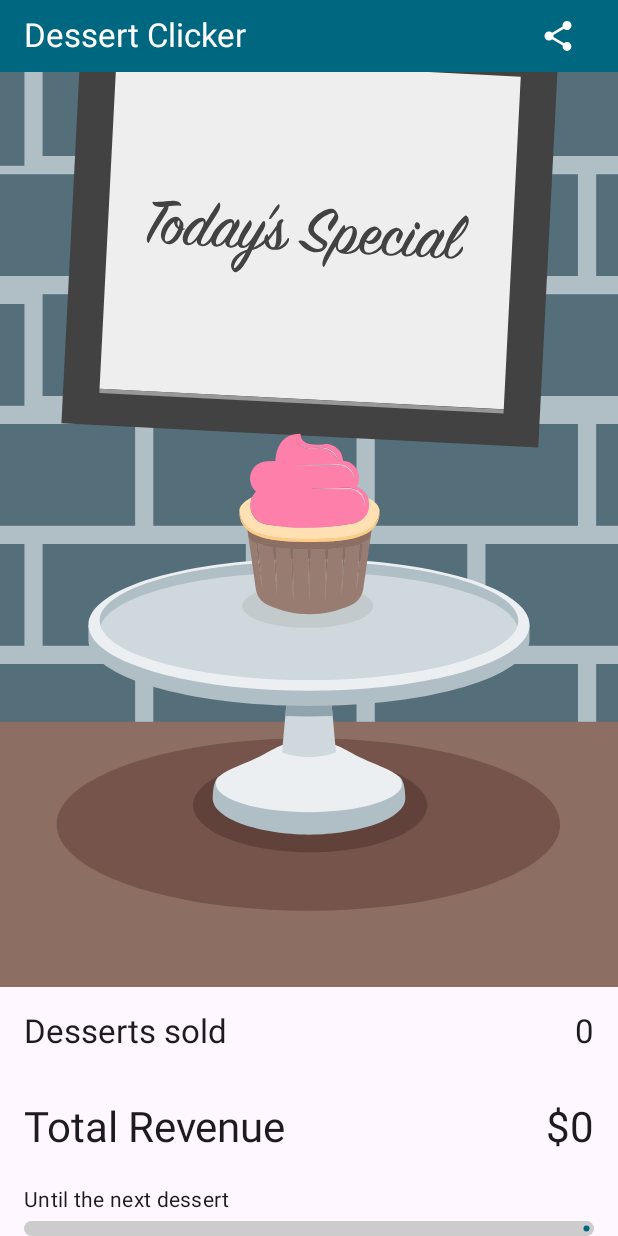
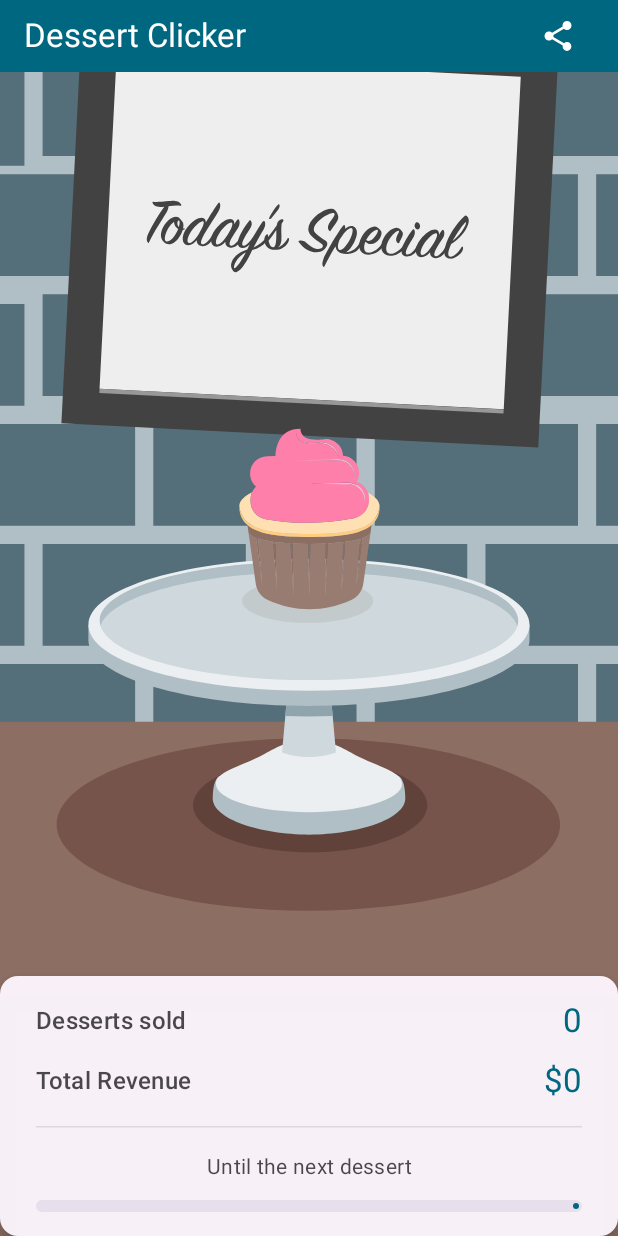
Before and after one commit to ChristielBel/dessert-clicker, an Android app built with Jetpack Compose: the screen it shows after launch (MainActivity), on a phone screen of 412 x 824 dp. Run offline under Robolectric (Android 15) with nearby library versions, the phone set to English and light mode, and no system bars.

Commit message:
fix animation and design

```diff
--- a/app/src/main/java/com/example/dessert_clicker/MainActivity.kt
+++ b/app/src/main/java/com/example/dessert_clicker/MainActivity.kt
@@ -26,11 +26,13 @@ import androidx.compose.foundation.layout.statusBarsPadding
 import androidx.compose.foundation.layout.width
 import androidx.compose.material.icons.Icons
 import androidx.compose.material.icons.filled.Share
+import androidx.compose.material3.HorizontalDivider
 import androidx.compose.material3.Icon
 import androidx.compose.material3.IconButton
 import androidx.compose.material3.LinearProgressIndicator
 import androidx.compose.material3.MaterialTheme
 import androidx.compose.material3.Scaffold
+import androidx.compose.material3.Surface
 import androidx.compose.material3.Text
 import androidx.compose.runtime.Composable
 import androidx.compose.runtime.collectAsState
@@ -41,7 +43,6 @@ import androidx.compose.runtime.setValue
 import androidx.compose.ui.Alignment
 import androidx.compose.ui.Modifier
 import androidx.compose.ui.draw.scale
-import androidx.compose.ui.graphics.Color
 import androidx.compose.ui.graphics.StrokeCap
 import androidx.compose.ui.layout.ContentScale
 import androidx.compose.ui.platform.LocalContext
@@ -207,15 +208,11 @@ fun DessertClickerScreen(
     onDessertClicked: () -> Unit,
     modifier: Modifier = Modifier
 ) {
-    var isClicked by remember { mutableStateOf(false) }
-
+    var isAnimating by remember { mutableStateOf(false) }
     val scale by animateFloatAsState(
-        targetValue = if (isClicked) 1.2f else 1f,
-        animationSpec = tween(durationMillis = 200),
-        finishedListener = {
-            isClicked = false
-            onDessertClicked()
-        }
+        targetValue = if (isAnimating) 0.9f else 1f,
+        animationSpec = tween(durationMillis = 100),
+        finishedListener = { isAnimating = false }
     )
 
     Box(modifier = modifier) {
@@ -239,10 +236,13 @@ fun DessertClickerScreen(
                         .align(Alignment.Center)
                         .scale(scale)
                         .clickable(
-                            indication = null,
-                            interactionSource = remember { MutableInteractionSource() }
+                            interactionSource = remember { MutableInteractionSource() },
+                            indication = null
                         ) {
-                            isClicked = true
+                            if (!isAnimating) {
+                                isAnimating = true
+                                onDessertClicked()
+                            }
                         },
                     contentScale = ContentScale.Crop,
                 )
@@ -270,35 +270,82 @@ private fun TransactionInfo(
     val progress = if (nextDessertStart == currentDessertStart) {
         1f
     } else {
-        (dessertsSold - currentDessertStart).toFloat() /
-                (nextDessertStart - currentDessertStart).toFloat()
+        (dessertsSold - currentDessertStart).toFloat() / (nextDessertStart - currentDessertStart)
     }
 
-    Column(
-        modifier = modifier
-            .background(MaterialTheme.colorScheme.surface)
-    ) {
-        DessertsSoldInfo(dessertsSold)
-        RevenueInfo(revenue)
-
-        Text(
-            text = "Until the next dessert",
-            style = MaterialTheme.typography.bodyMedium,
-            modifier = Modifier.padding(horizontal = 16.dp, vertical = 4.dp)
-        )
     val animatedProgress by animateFloatAsState(
         targetValue = progress.coerceIn(0f, 1f),
         animationSpec = tween(durationMillis = 500)
     )
+
+    Surface(
+        modifier = modifier,
+        color = MaterialTheme.colorScheme.surface.copy(alpha = 0.95f),
+        shape = MaterialTheme.shapes.medium,
+        shadowElevation = 8.dp
+    ) {
+        Column(
+            modifier = Modifier
+                .padding(horizontal = 24.dp, vertical = 16.dp),
+            verticalArrangement = Arrangement.spacedBy(12.dp)
+        ) {
+            StatItem(
+                label = stringResource(R.string.dessert_sold),
+                value = dessertsSold.toString()
+            )
+
+            StatItem(
+                label = stringResource(R.string.total_revenue),
+                value = "$$revenue"
+            )
+
+            HorizontalDivider(
+                modifier = Modifier.padding(vertical = 4.dp),
+                color = MaterialTheme.colorScheme.outline.copy(alpha = 0.2f)
+            )
+
+            Text(
+                text = stringResource(R.string.until_next_dessert),
+                style = MaterialTheme.typography.bodyMedium,
+                color = MaterialTheme.colorScheme.onSurface.copy(alpha = 0.8f),
+                modifier = Modifier.fillMaxWidth(),
+                textAlign = TextAlign.Center
+            )
+
             LinearProgressIndicator(
-            progress = { animatedProgress },
+                progress = { progress.coerceIn(0f, 1f) },
                 modifier = Modifier
                     .fillMaxWidth()
-                .height(10.dp)
-                .padding(horizontal = 16.dp),
+                    .height(8.dp),
                 color = MaterialTheme.colorScheme.primary,
-            trackColor = Color.LightGray,
+                trackColor = MaterialTheme.colorScheme.surfaceVariant,
                 strokeCap = StrokeCap.Round
+            )
+        }
+    }
+}
+
+@Composable
+private fun StatItem(
+    label: String,
+    value: String,
+    modifier: Modifier = Modifier
+) {
+    Row(
+        modifier = modifier.fillMaxWidth(),
+        horizontalArrangement = Arrangement.SpaceBetween,
+        verticalAlignment = Alignment.CenterVertically
+    ) {
+        Text(
+            text = label,
+            style = MaterialTheme.typography.titleMedium,
+            color = MaterialTheme.colorScheme.onSurface.copy(alpha = 0.8f)
+        )
+
+        Text(
+            text = value,
+            style = MaterialTheme.typography.titleLarge,
+            color = MaterialTheme.colorScheme.primary
         )
     }
 }
@@ -307,18 +354,18 @@ private fun TransactionInfo(
 private fun RevenueInfo(revenue: Int, modifier: Modifier = Modifier) {
     Row(
         modifier = modifier
-            .fillMaxWidth()
-            .padding(16.dp),
+            .fillMaxWidth(),
         horizontalArrangement = Arrangement.SpaceBetween,
+        verticalAlignment = Alignment.CenterVertically
     ) {
         Text(
             text = stringResource(R.string.total_revenue),
-            style = MaterialTheme.typography.headlineMedium
+            style = MaterialTheme.typography.titleMedium
         )
         Text(
             text = "$${revenue}",
-            textAlign = TextAlign.Right,
-            style = MaterialTheme.typography.headlineMedium
+            style = MaterialTheme.typography.titleMedium,
+            textAlign = TextAlign.End
         )
     }
 }
@@ -327,17 +374,18 @@ private fun RevenueInfo(revenue: Int, modifier: Modifier = Modifier) {
 private fun DessertsSoldInfo(dessertsSold: Int, modifier: Modifier = Modifier) {
     Row(
         modifier = modifier
-            .fillMaxWidth()
-            .padding(16.dp),
+            .fillMaxWidth(),
         horizontalArrangement = Arrangement.SpaceBetween,
+        verticalAlignment = Alignment.CenterVertically
     ) {
         Text(
             text = stringResource(R.string.dessert_sold),
-            style = MaterialTheme.typography.titleLarge
+            style = MaterialTheme.typography.titleMedium
         )
         Text(
             text = dessertsSold.toString(),
-            style = MaterialTheme.typography.titleLarge
+            style = MaterialTheme.typography.titleMedium,
+            textAlign = TextAlign.End
         )
     }
 }
--- a/app/src/main/res/values/strings.xml
+++ b/app/src/main/res/values/strings.xml
@@ -5,4 +5,5 @@
     <string name="share">Share</string>
     <string name="share_text">I\'ve clicked %1$d Desserts for a total of $%2$d #AndroidDessertClicker</string>
     <string name="sharing_not_available">Sharing Not Available</string>
+    <string name="until_next_dessert">Until the next dessert</string>
 </resources>
```
Lines whose indentation alone changed are shown as unchanged.
